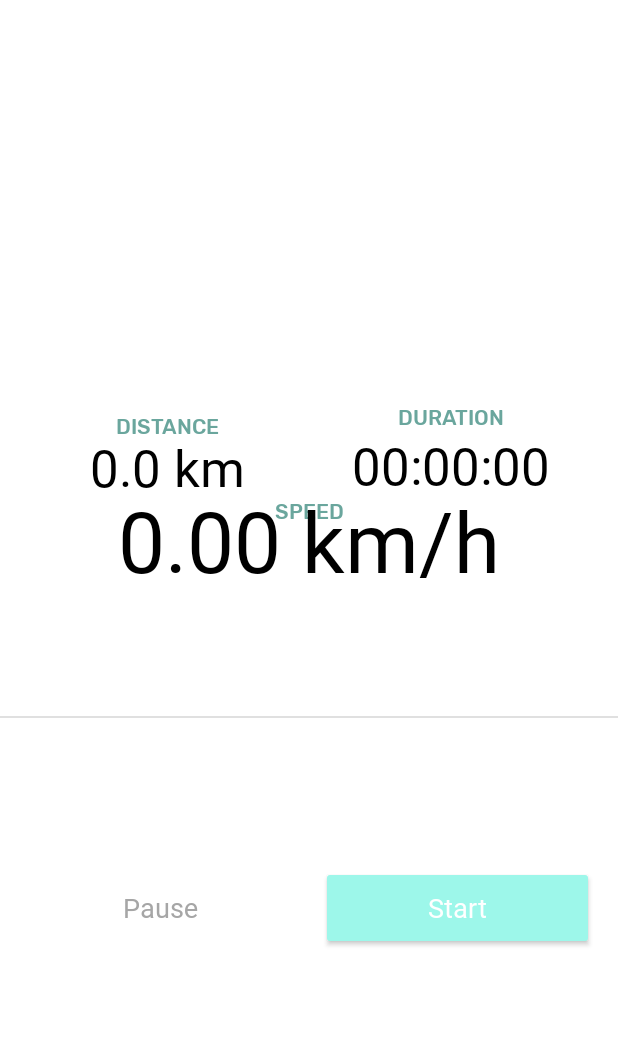
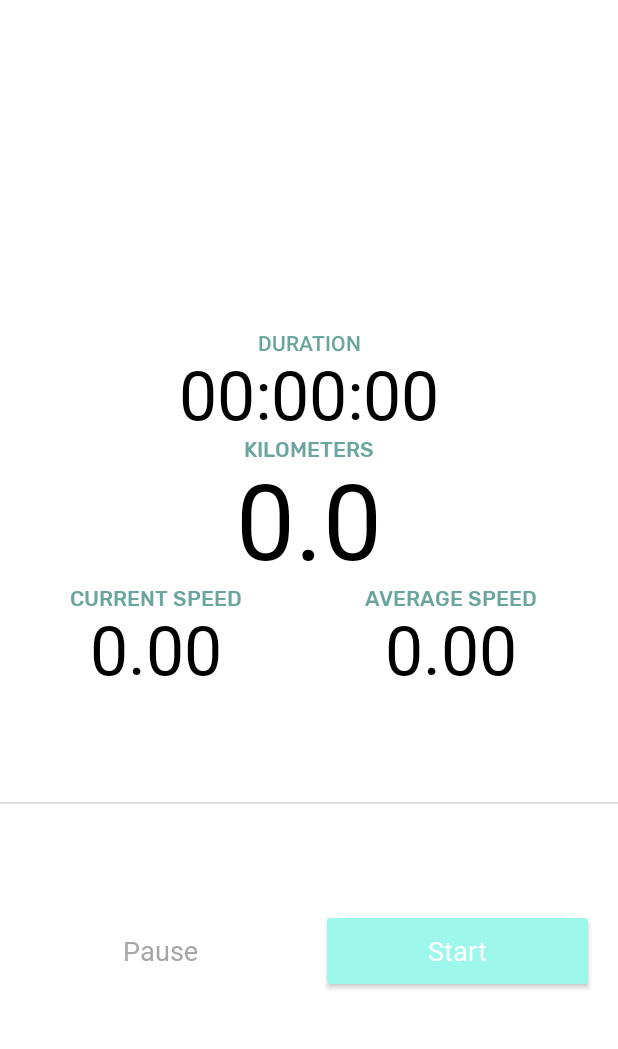
Before and after one commit to antonjolsson/log-the-jog, an Android app: the screen it shows after launch (MainActivity), on a phone screen of 412 x 824 dp, the part 137-1186 px from its top. Run offline under Robolectric (Android 15) with nearby library versions, the light colour scheme and no system bars.

Commit message:
Add average speed!

```diff
--- a/app/build.gradle
+++ b/app/build.gradle
@@ -41,7 +41,7 @@ android {
 dependencies {
     implementation fileTree(dir: "libs", include: ["*.jar"])
     implementation "org.jetbrains.kotlin:kotlin-stdlib:$kotlin_version"
-    implementation 'androidx.core:core-ktx:1.3.0'
+    implementation 'androidx.core:core-ktx:1.3.1'
     implementation 'androidx.appcompat:appcompat:1.1.0'
     implementation 'androidx.constraintlayout:constraintlayout:1.1.3'
     implementation 'com.google.android.material:material:1.1.0'
--- a/app/src/main/java/com/antware/joggerlogger/LogViewModel.java
+++ b/app/src/main/java/com/antware/joggerlogger/LogViewModel.java
@@ -40,7 +40,8 @@ public class LogViewModel extends ViewModel {
     private MutableLiveData<Duration> duration = new MutableLiveData<>(new Duration(0,
             0, 0));
     private MutableLiveData<Double> distanceKm = new MutableLiveData<>(0.0);
-    private MutableLiveData<Double> speed = new MutableLiveData<>(0.0);
+    private MutableLiveData<Double> currSpeed = new MutableLiveData<>(0.0);
+    private MutableLiveData<Double> avgSpeed = new MutableLiveData<>(0.0);
     private MutableLiveData<ExerciseStatus> statusLiveData = new MutableLiveData<>(status);
 
     public ExerciseStatus getExerciseStatus() {
@@ -55,7 +56,8 @@ public class LogViewModel extends ViewModel {
         }
         setDuration();
         setDistance();
-        setSpeed();
+        setCurrSpeed();
+        setAvgSpeed();
     }
 
     public boolean exerciseJustStarted() {
@@ -69,7 +71,7 @@ public class LogViewModel extends ViewModel {
                 waypoints = new WaypointList();
                 duration.setValue(new Duration(0, 0, 0));
                 distanceKm.setValue(0.0);
-                speed.setValue(0.0);
+                currSpeed.setValue(0.0);
             }
             startMeasuring();
         }
@@ -81,15 +83,14 @@ public class LogViewModel extends ViewModel {
     }
 
     private void startMeasuring() {
-        //status = STARTED;
         status = status == PAUSED ? RESUMED : STARTED;
         statusLiveData.setValue(status);
     }
 
-    private void setSpeed() {
+    private double getSpeed(int numWaypoints) {
         double speedCalcDistance = 0;
         long speedCalcDuration = 0;
-        for (int i = 0; i < SECONDS_IN_SPEED_CALC && i < waypoints.size() - 1; i++) {
+        for (int i = 0; i < numWaypoints && i < waypoints.size() - 1; i++) {
             Waypoint w1 = waypoints.get(waypoints.size() - 2 - i);
             if (w1.getStatus() != STARTED && w1.getStatus() != RESUMED) continue;
             Waypoint w2 = waypoints.get(waypoints.size() - 1 - i);
@@ -97,7 +98,15 @@ public class LogViewModel extends ViewModel {
             speedCalcDuration += w2.getTimeStamp() - w1.getTimeStamp();
             speedCalcDistance += Double.isNaN(distanceW1W2) ? 0 : distanceW1W2;
         }
-        speed.setValue(speedCalcDistance / (speedCalcDuration / (LOCATION_UPDATE_FREQ * 60.0 * 60)));
+        return speedCalcDistance / (speedCalcDuration / (LOCATION_UPDATE_FREQ * 60.0 * 60));
+    }
+
+    private void setCurrSpeed() {
+        currSpeed.setValue(getSpeed(SECONDS_IN_SPEED_CALC));
+    }
+
+    private void setAvgSpeed() {
+        avgSpeed.setValue(getSpeed(waypoints.size()));
     }
 
     private double getDistanceBetweenCoords(Waypoint w2, Waypoint w1) {
@@ -136,9 +145,11 @@ public class LogViewModel extends ViewModel {
         else startMeasuring();
     }
 
-    public MutableLiveData<Double> getSpeed() {
-        return speed;
+    public MutableLiveData<Double> getCurrSpeed() {
+        return currSpeed;
     }
+
+    public LiveData<Double> getAvgSpeed() { return avgSpeed; }
 
     public LiveData<Duration> getDuration() {
         return duration;
--- a/app/src/main/java/com/antware/joggerlogger/StatsFragment.kt
+++ b/app/src/main/java/com/antware/joggerlogger/StatsFragment.kt
@@ -7,9 +7,7 @@ import android.view.LayoutInflater
 import android.view.View
 import android.view.ViewGroup
 import androidx.fragment.app.activityViewModels
-import com.antware.joggerlogger.databinding.FragmentControlBinding
 import com.antware.joggerlogger.databinding.FragmentStatsBinding
-import java.util.*
 
 @SuppressLint("SetTextI18n")
 class StatsFragment : Fragment() {
@@ -34,10 +32,13 @@ class StatsFragment : Fragment() {
             setDurationView(duration)
         })
         model.distance.observe(viewLifecycleOwner, androidx.lifecycle.Observer { distance ->
-            binding.distanceView.text = distance.toString().take(4) + " km"
+            binding.distanceView.text = distance.toString().take(4)
         })
-        model.speed.observe(viewLifecycleOwner, androidx.lifecycle.Observer { speed ->
-            binding.speedView.text = (speed.toString() + "0").take(4) + " km/h"
+        model.currSpeed.observe(viewLifecycleOwner, androidx.lifecycle.Observer { currSpeed ->
+            binding.currSpeedView.text = (currSpeed.toString() + "0").take(4)
+        })
+        model.avgSpeed.observe(viewLifecycleOwner, androidx.lifecycle.Observer { avgSpeed ->
+            binding.avgSpeedView.text = (avgSpeed.toString() + "0").take(4)
         })
     }
 
--- a/app/src/main/res/layout/activity_main.xml
+++ b/app/src/main/res/layout/activity_main.xml
@@ -67,7 +67,7 @@
     <FrameLayout
         android:id="@+id/midFrame"
         android:layout_width="409dp"
-        android:layout_height="209dp"
+        android:layout_height="0dp"
         app:layout_constraintBottom_toTopOf="@+id/lowerFrame"
         app:layout_constraintEnd_toEndOf="parent"
         app:layout_constraintStart_toStartOf="parent"
@@ -78,7 +78,7 @@
             android:name="com.antware.joggerlogger.StatsFragment"
             android:layout_width="match_parent"
             android:layout_height="match_parent"
-            tools:layout="@layout/fragment_stats"/>
+            tools:layout="@layout/fragment_stats" />
     </FrameLayout>
 
     <androidx.constraintlayout.widget.Guideline
@@ -86,14 +86,14 @@
         android:layout_width="wrap_content"
         android:layout_height="wrap_content"
         android:orientation="horizontal"
-        app:layout_constraintGuide_percent="0.37" />
+        app:layout_constraintGuide_percent="0.31" />
 
     <androidx.constraintlayout.widget.Guideline
         android:id="@+id/guideline2"
         android:layout_width="wrap_content"
         android:layout_height="wrap_content"
         android:orientation="horizontal"
-        app:layout_constraintGuide_percent="0.69" />
+        app:layout_constraintGuide_percent="0.76" />
 
     <View
         android:id="@+id/divider2"
--- a/app/src/main/res/layout/fragment_stats.xml
+++ b/app/src/main/res/layout/fragment_stats.xml
@@ -9,93 +9,76 @@
 
     <!-- TODO: Update blank fragment layout -->
     <TextView
-        android:id="@+id/speedLabel"
-        android:layout_width="wrap_content"
-        android:layout_height="wrap_content"
-        android:layout_marginBottom="-10dp"
-        android:fontFamily="@font/rubik_medium"
-        android:gravity="bottom"
-        android:text="@string/speed"
-        android:textAllCaps="true"
-        android:textAppearance="@style/TextAppearance.AppCompat.Body2"
-        android:textColor="@color/colorPrimaryDark"
-        app:layout_constraintBottom_toTopOf="@+id/speedView"
-        app:layout_constraintEnd_toEndOf="@+id/speedView"
-        app:layout_constraintStart_toStartOf="@+id/speedView"
-        app:layout_constraintTop_toTopOf="@+id/guideline4" />
-
-    <TextView
-        android:id="@+id/durationLabel"
-        android:layout_width="wrap_content"
-        android:layout_height="wrap_content"
-        android:fontFamily="@font/rubik_medium"
-        android:gravity="bottom"
-        android:text="@string/duration"
-        android:textAllCaps="true"
-        android:textAppearance="@style/TextAppearance.AppCompat.Body2"
-        android:textColor="@color/colorPrimaryDark"
-        app:layout_constraintBottom_toTopOf="@+id/durationView"
-        app:layout_constraintEnd_toEndOf="@+id/durationView"
-        app:layout_constraintStart_toStartOf="@+id/durationView" />
-
-    <TextView
         android:id="@+id/distanceLabel"
         android:layout_width="wrap_content"
         android:layout_height="wrap_content"
         android:fontFamily="@font/rubik_medium"
         android:gravity="bottom"
+        android:singleLine="true"
         android:text="@string/distance"
         android:textAllCaps="true"
         android:textAppearance="@style/TextAppearance.AppCompat.Body2"
         android:textColor="@color/colorPrimaryDark"
         app:layout_constraintBottom_toTopOf="@+id/distanceView"
         app:layout_constraintEnd_toEndOf="@+id/distanceView"
-        app:layout_constraintStart_toStartOf="@+id/distanceView"
-        app:layout_constraintTop_toTopOf="parent"
-        app:layout_constraintVertical_bias="1.0" />
+        app:layout_constraintStart_toStartOf="@+id/distanceView" />
 
     <TextView
-        android:id="@+id/durationView"
+        android:id="@+id/avgSpeedLabel"
+        android:layout_width="wrap_content"
+        android:layout_height="wrap_content"
+        android:fontFamily="@font/rubik_medium"
+        android:gravity="bottom"
+        android:text="@string/avg_speed"
+        android:textAllCaps="true"
+        android:textAppearance="@style/TextAppearance.AppCompat.Body2"
+        android:textColor="@color/colorPrimaryDark"
+        app:layout_constraintBottom_toBottomOf="@+id/currSpeedLabel"
+        app:layout_constraintEnd_toEndOf="@+id/avgSpeedView"
+        app:layout_constraintStart_toStartOf="@+id/avgSpeedView" />
+
+    <TextView
+        android:id="@+id/currSpeedLabel"
+        android:layout_width="wrap_content"
+        android:layout_height="wrap_content"
+        android:fontFamily="@font/rubik_medium"
+        android:gravity="bottom"
+        android:text="@string/current_speed"
+        android:textAllCaps="true"
+        android:textAppearance="@style/TextAppearance.AppCompat.Body2"
+        android:textColor="@color/colorPrimaryDark"
+        app:layout_constraintEnd_toEndOf="@+id/currSpeedView"
+        app:layout_constraintStart_toStartOf="@+id/currSpeedView"
+        app:layout_constraintTop_toBottomOf="@+id/distanceView" />
+
+    <TextView
+        android:id="@+id/avgSpeedView"
         android:layout_width="wrap_content"
         android:layout_height="wrap_content"
         android:layout_marginEnd="16dp"
         android:fontFamily="@font/shrikhand"
-        android:text="0:27:46"
-        android:textAppearance="@style/TextAppearance.AppCompat.Display1"
+        android:includeFontPadding="false"
+        android:text="12.80"
+        android:textAppearance="@style/TextAppearance.AppCompat.Display2"
         android:textColor="@color/colorBlack"
-        app:layout_constraintBottom_toTopOf="@+id/guideline4"
         app:layout_constraintEnd_toEndOf="parent"
-        app:layout_constraintStart_toStartOf="@+id/guideline3" />
+        app:layout_constraintStart_toStartOf="@+id/guideline3"
+        app:layout_constraintTop_toBottomOf="@+id/avgSpeedLabel" />
 
     <TextView
         android:id="@+id/distanceView"
         android:layout_width="wrap_content"
-        android:layout_height="wrap_content"
-        android:layout_marginStart="16dp"
-        android:fontFamily="@font/shrikhand"
-        android:text="3.64 km"
-        android:includeFontPadding="false"
-        android:textAppearance="@style/TextAppearance.AppCompat.Display1"
-        android:textColor="@color/colorBlack"
-        android:lineSpacingExtra="0dp"
-        app:layout_constraintBottom_toTopOf="@+id/guideline4"
-        app:layout_constraintEnd_toStartOf="@+id/guideline3"
-        app:layout_constraintStart_toStartOf="parent" />
-
-    <TextView
-        android:id="@+id/speedView"
-        android:layout_width="wrap_content"
         android:layout_height="0dp"
-        android:layout_marginTop="-20dp"
         android:fontFamily="@font/shrikhand"
         android:gravity="top"
         android:includeFontPadding="false"
-        android:text="14.3 km/h"
-        android:textAppearance="@style/TextAppearance.AppCompat.Display3"
+        android:text="3.64"
+        android:textAppearance="@style/TextAppearance.AppCompat.Display4"
         android:textColor="@color/colorBlack"
+        android:textSize="70sp"
         app:layout_constraintEnd_toEndOf="parent"
         app:layout_constraintStart_toStartOf="parent"
-        app:layout_constraintTop_toBottomOf="@+id/speedLabel" />
+        app:layout_constraintTop_toTopOf="@+id/guideline4" />
 
     <androidx.constraintlayout.widget.Guideline
         android:id="@+id/guideline3"
@@ -109,6 +92,44 @@
         android:layout_width="wrap_content"
         android:layout_height="wrap_content"
         android:orientation="horizontal"
-        app:layout_constraintGuide_percent="0.44" />
+        app:layout_constraintGuide_percent="0.39" />
+
+    <TextView
+        android:id="@+id/durationView"
+        android:layout_width="wrap_content"
+        android:layout_height="wrap_content"
+        android:fontFamily="@font/shrikhand"
+        android:includeFontPadding="false"
+        android:text="0:27:46"
+        android:textAppearance="@style/TextAppearance.AppCompat.Display2"
+        android:textColor="@color/colorBlack"
+        app:layout_constraintBottom_toTopOf="@+id/distanceLabel"
+        app:layout_constraintEnd_toEndOf="parent"
+        app:layout_constraintStart_toStartOf="parent" />
+
+    <TextView
+        android:id="@+id/durationLabel"
+        android:layout_width="wrap_content"
+        android:layout_height="wrap_content"
+        android:text="@string/duration"
+        android:textAllCaps="true"
+        android:textAppearance="@style/TextAppearance.AppCompat.Body2"
+        android:textColor="@color/colorPrimaryDark"
+        app:layout_constraintBottom_toTopOf="@+id/durationView"
+        app:layout_constraintEnd_toEndOf="@+id/durationView"
+        app:layout_constraintStart_toStartOf="@+id/durationView" />
+
+    <TextView
+        android:id="@+id/currSpeedView"
+        android:layout_width="wrap_content"
+        android:layout_height="wrap_content"
+        android:fontFamily="@font/shrikhand"
+        android:includeFontPadding="false"
+        android:text="14.23"
+        android:textAppearance="@style/TextAppearance.AppCompat.Display2"
+        android:textColor="@color/colorBlack"
+        app:layout_constraintEnd_toStartOf="@+id/guideline3"
+        app:layout_constraintStart_toStartOf="parent"
+        app:layout_constraintTop_toBottomOf="@+id/currSpeedLabel" />
 
 </androidx.constraintlayout.widget.ConstraintLayout>
--- a/app/src/main/res/values/strings.xml
+++ b/app/src/main/res/values/strings.xml
@@ -4,9 +4,10 @@
     <string name="start">Start</string>
     <!-- TODO: Remove or change this placeholder text -->
     <string name="hello_blank_fragment">Hello blank fragment</string>
-    <string name="speed">Speed</string>
+    <string name="avg_speed">Average speed</string>
+    <string name="current_speed">Current speed</string>
     <string name="duration">Duration</string>
-    <string name="distance">Distance</string>
+    <string name="distance">Kilometers</string>
     <string name="stop">Stop</string>
     <string name="resume">Resume</string>
 </resources>
```
